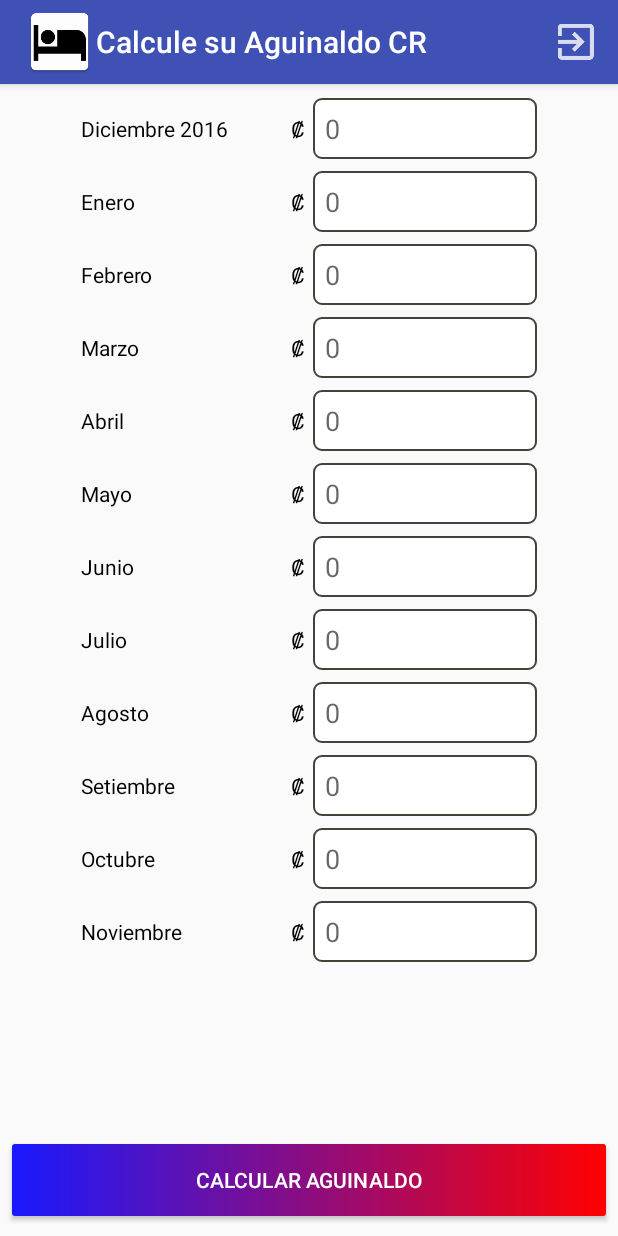
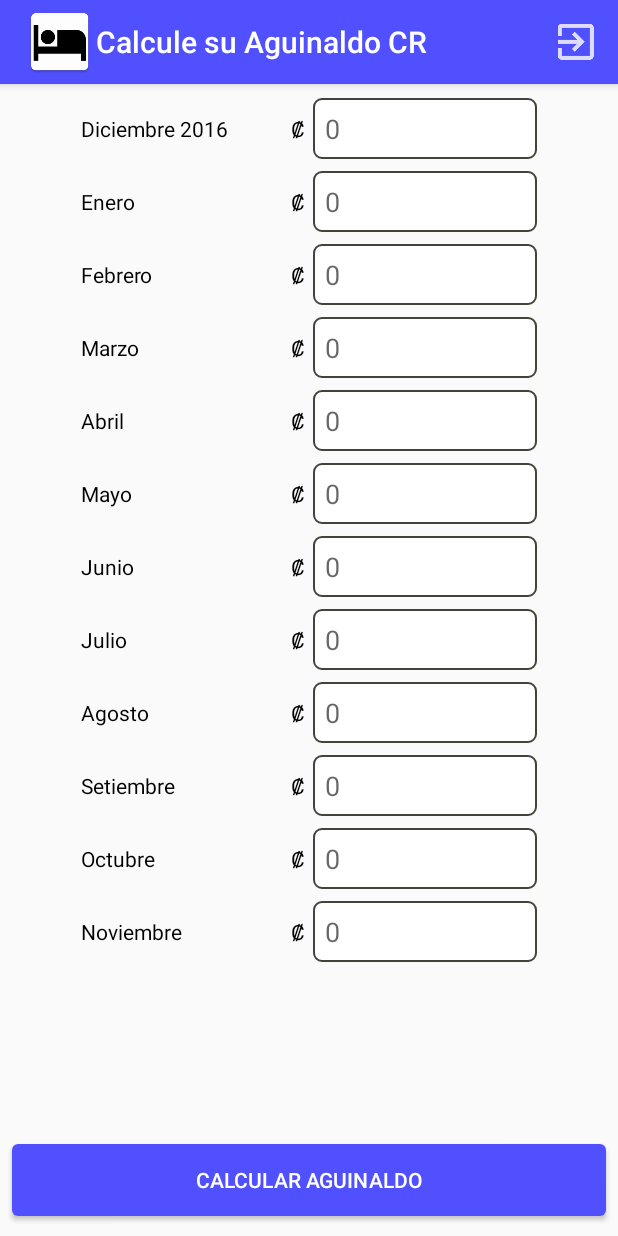
Before and after one commit to eusan91/AguinaldoCR, an Android app: the screen it shows after launch (MainActivity), on a phone screen of 412 x 824 dp. Run offline under Robolectric (Android 15) with nearby library versions, the phone set to English and light mode, and no system bars.

Commit message:
cambios al color

```diff
--- a/app/src/main/res/drawable/background.xml
+++ b/app/src/main/res/drawable/background.xml
@@ -5,8 +5,8 @@
         android:bottomLeftRadius="2dp"
         android:topRightRadius="2dp"
         android:topLeftRadius="2dp"/>
-    <gradient android:startColor="#1919ff"
-        android:endColor="#ff0000"
+    <gradient android:startColor="#5050FF"
+        android:endColor="#5050FF"
         android:angle="0"/>
 
 </shape>
--- a/app/src/main/res/drawable/button_design.xml
+++ b/app/src/main/res/drawable/button_design.xml
@@ -1,11 +1,11 @@
 <?xml version="1.0" encoding="utf-8"?>
 <shape xmlns:android="http://schemas.android.com/apk/res/android"
     android:shape="rectangle">
-    <solid android:color="#FFFF" />
-    <corners android:bottomRightRadius="2dp"
-        android:bottomLeftRadius="2dp"
-        android:topRightRadius="2dp"
-        android:topLeftRadius="2dp" />
+    <solid android:color="#5050FF" />
+    <corners android:bottomRightRadius="4dp"
+        android:bottomLeftRadius="4dp"
+        android:topRightRadius="4dp"
+        android:topLeftRadius="4dp" />
 
 
 </shape>
--- a/app/src/main/res/layout/activity_main.xml
+++ b/app/src/main/res/layout/activity_main.xml
@@ -24,7 +24,7 @@
         android:layout_alignParentBottom="true"
         android:layout_centerHorizontal="true"
         android:layout_marginBottom="13dp"
-        android:background="@drawable/background"
+        android:background="@drawable/button_design"
         android:padding="8dp"
         android:layout_marginLeft="8dp"
         android:layout_marginRight="8dp"
--- a/app/src/main/res/values/colors.xml
+++ b/app/src/main/res/values/colors.xml
@@ -1,6 +1,6 @@
 <?xml version="1.0" encoding="utf-8"?>
 <resources>
-    <color name="colorPrimary">#3F51B5</color>
+    <color name="colorPrimary">#5050FF</color>
     <color name="colorPrimaryDark">#303F9F</color>
     <color name="colorAccent">#FF4081</color>
 </resources>
--- a/app/src/main/res/values/styles.xml
+++ b/app/src/main/res/values/styles.xml
@@ -12,6 +12,7 @@
 
         <item name="android:windowBackground">@drawable/splash_background</item>
 
+
     </style>
 
 
```
